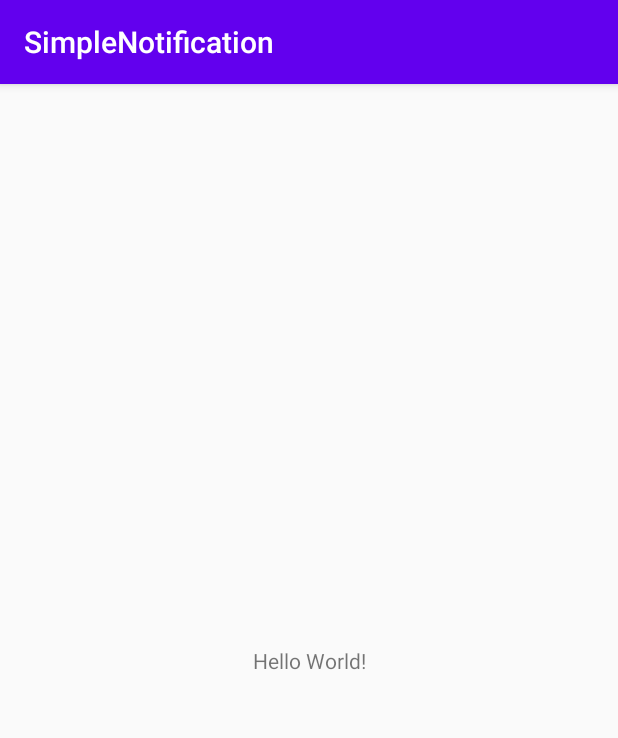
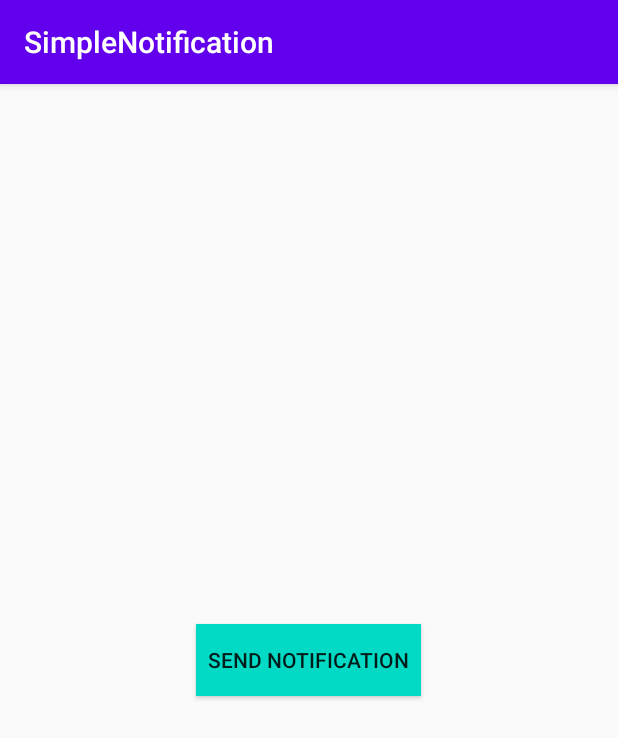
Before and after one commit to dwichan0905/dicoding_bfaa, an Android app: the screen it shows after launch (MainActivity), on a phone screen of 412 x 824 dp. Shown: the top 738 px of the screen. Run offline under Robolectric (Android 15) with nearby library versions, the phone set to English and light mode, and no system bars.

Commit message:
Modul Notifikasi: PendingIntent

```diff
--- a/SimpleNotification/app/src/main/java/id/dwichan/simplenotification/MainActivity.kt
+++ b/SimpleNotification/app/src/main/java/id/dwichan/simplenotification/MainActivity.kt
@@ -2,11 +2,15 @@ package id.dwichan.simplenotification
 
 import android.app.NotificationChannel
 import android.app.NotificationManager
+import android.app.PendingIntent
 import android.content.Context
+import android.content.Intent
 import android.graphics.BitmapFactory
+import android.net.Uri
 import android.os.Build
 import androidx.appcompat.app.AppCompatActivity
 import android.os.Bundle
+import android.view.View
 import androidx.core.app.NotificationCompat
 
 class MainActivity : AppCompatActivity() {
@@ -20,9 +24,16 @@ class MainActivity : AppCompatActivity() {
     override fun onCreate(savedInstanceState: Bundle?) {
         super.onCreate(savedInstanceState)
         setContentView(R.layout.activity_main)
+    }
+
+    fun sendNotification(view: View) {
+        // PendingIntent: untuk persiapan apabila notifikasi di klik
+        val intent = Intent(Intent.ACTION_VIEW, Uri.parse("https://fb.com/CdrScNET89")) // <-- target nya kemana?
+        val pendingIntent = PendingIntent.getActivity(this, 0, intent, 0)
 
         val mNotificationManager = getSystemService(Context.NOTIFICATION_SERVICE) as NotificationManager
         val mBuilder = NotificationCompat.Builder(this, CHANNEL_ID)
+                .setContentIntent(pendingIntent) // PendingIntent diterapkan disini
                 .setSmallIcon(R.drawable.ic_baseline_notifications_24) // ini bakal muncul di bagian notification bar, icon kecil sebelum judul notif (kalo ada)
                 .setLargeIcon(BitmapFactory.decodeResource(resources, R.drawable.ic_baseline_notifications_24))
                 .setContentTitle(resources.getString(R.string.content_title))
--- a/SimpleNotification/app/src/main/res/layout/activity_main.xml
+++ b/SimpleNotification/app/src/main/res/layout/activity_main.xml
@@ -1,18 +1,18 @@
 <?xml version="1.0" encoding="utf-8"?>
-<androidx.constraintlayout.widget.ConstraintLayout xmlns:android="http://schemas.android.com/apk/res/android"
+<RelativeLayout xmlns:android="http://schemas.android.com/apk/res/android"
     xmlns:app="http://schemas.android.com/apk/res-auto"
     xmlns:tools="http://schemas.android.com/tools"
     android:layout_width="match_parent"
     android:layout_height="match_parent"
     tools:context=".MainActivity">
 
-    <TextView
+    <Button
         android:layout_width="wrap_content"
         android:layout_height="wrap_content"
-        android:text="Hello World!"
-        app:layout_constraintBottom_toBottomOf="parent"
-        app:layout_constraintLeft_toLeftOf="parent"
-        app:layout_constraintRight_toRightOf="parent"
-        app:layout_constraintTop_toTopOf="parent" />
+        android:layout_centerInParent="true"
+        android:background="@color/colorAccent"
+        android:onClick="sendNotification"
+        android:text="@string/send_notif"
+        android:padding="8dp"/>
 
-</androidx.constraintlayout.widget.ConstraintLayout>
+</RelativeLayout>
--- a/SimpleNotification/app/src/main/res/values/strings.xml
+++ b/SimpleNotification/app/src/main/res/values/strings.xml
@@ -3,4 +3,5 @@
     <string name="content_title">Content title</string>
     <string name="content_text">Content text</string>
     <string name="subtext">Subtext</string>
+    <string name="send_notif">Send Notification</string>
 </resources>
```
